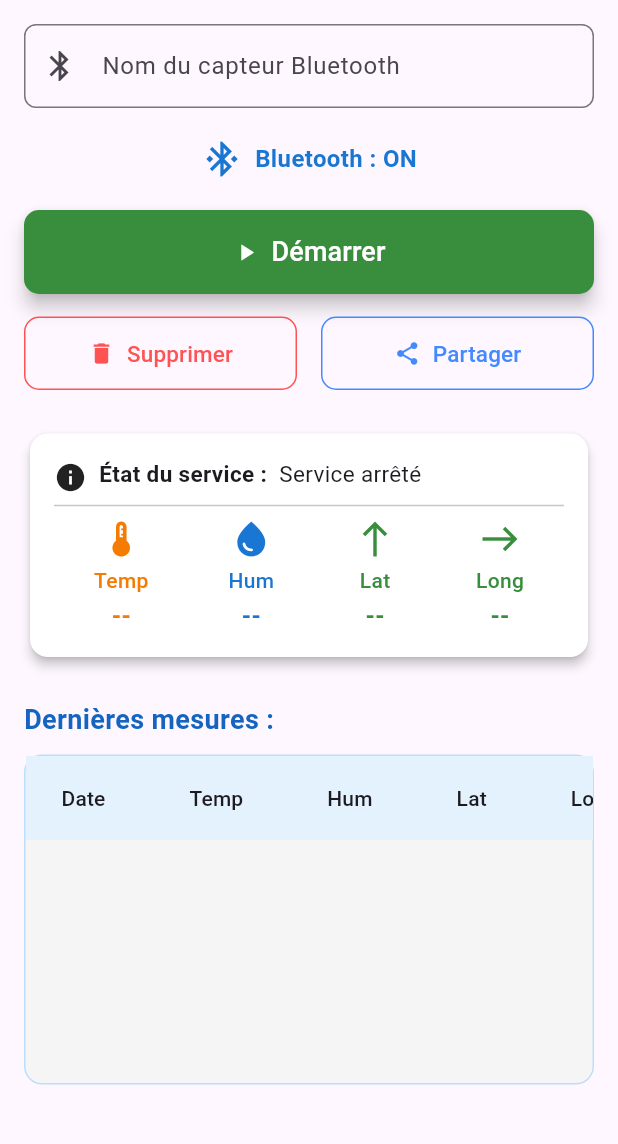
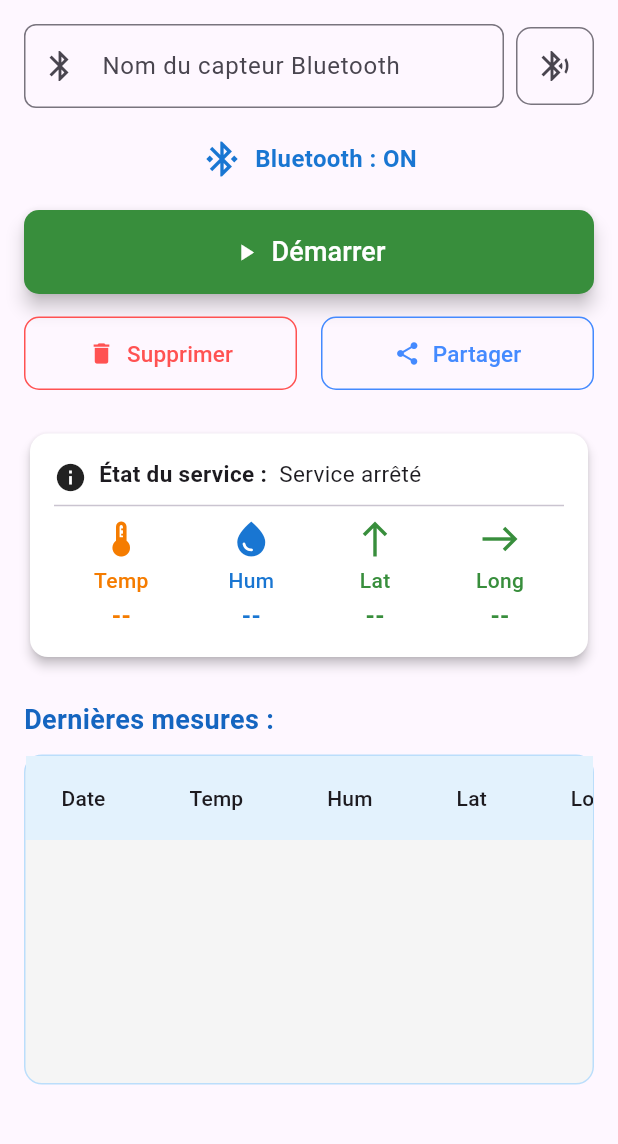
Before and after one commit to Lemap1/VelotClimat, a Flutter app: the screen it shows after launch, on a phone screen of 412 x 824 dp, the part 84-1228 px from its top. Run offline on Flutter 3.47's test engine with Material 3 defaults, Android fonts, the phone set to English and light mode, and no system bars; our stand-ins replace csv, flutter_blue_plus, flutter_local_notifications, fluttertoast, geolocator, permission_handler and 1 more; missing offline and left inert: flutter_background_service.

Commit message:
bluetooth scan added Added a small bluetooth scan button near the sensor name textfield. When clicked, it opens a popup wich scans the bluetooth devices and display the detected devices. On clicked on a device, it starts a connection with it.

```diff
--- a/lib/bluetooth_connector_page.dart
+++ b/lib/bluetooth_connector_page.dart
@@ -6,6 +6,7 @@ import 'package:flutter/material.dart';
 import 'package:flutter_blue_plus/flutter_blue_plus.dart';
 import 'package:permission_handler/permission_handler.dart';
 import 'package:sensor_logging/widgets/bluetooth_indicator.dart';
+import 'package:sensor_logging/widgets/bluetooth_scan_popup.dart';
 import 'package:sensor_logging/widgets/connection_button.dart';
 import 'package:sensor_logging/widgets/delete_files_button.dart';
 import 'package:sensor_logging/utils.dart';
@@ -398,28 +399,45 @@ class _BluetoothConnectorPageState extends State<BluetoothConnectorPage> {
         // Use SingleChildScrollView to prevent content overflow on smaller screens
         padding: const EdgeInsets.all(16.0),
         child: Column(
+          mainAxisSize: MainAxisSize.min, // Use min to fit content
           crossAxisAlignment:
               CrossAxisAlignment.stretch, // Stretch children horizontally
           children: [
-            // Bluetooth Device Name Input Field
-            TextField(
+            Row(
+              mainAxisSize: MainAxisSize.min,
+              mainAxisAlignment: MainAxisAlignment.spaceBetween,
+              children: [
+                Expanded(
+                  child: TextField(
                     controller: _deviceNameController,
-
                     decoration: InputDecoration(
                       labelText: 'Nom du capteur Bluetooth',
                       hintText: 'Nom exact du capteur (ex: VC_SENS_X)',
                       border: OutlineInputBorder(
-                  borderRadius: BorderRadius.circular(
-                    8.0,
-                  ), // Rounded corners for input field
+                        borderRadius: BorderRadius.circular(8.0),
                       ),
-                prefixIcon: const Icon(
-                  Icons.bluetooth,
-                ), // Bluetooth icon prefix
+                      prefixIcon: const Icon(Icons.bluetooth),
                     ),
-              enabled:
-                  !_isServiceRunning, // Disable input when service is active
+                    enabled: !_isServiceRunning,
                   ),
+                ),
+                const SizedBox(width: 8),
+                BluetoothScanPopup(
+                  isRunning: _isServiceRunning,
+                  onDeviceSelected: (device) {
+                    setState(() {
+                      _deviceNameController.text = device.name.isNotEmpty
+                          ? device.name
+                          : device.id.toString();
+                    });
+
+                    _startLogging();
+                  },
+                ),
+              ],
+            ),
+
+            // Bluetooth Device Name Input Field
             const SizedBox(height: 20),
 
             // Bluetooth Status Indicator
--- a/lib/main.dart
+++ b/lib/main.dart
@@ -672,7 +672,10 @@ class MyApp extends StatelessWidget {
   Widget build(BuildContext context) {
     return MaterialApp(
       title: 'VéloClimat',
-      theme: ThemeData(visualDensity: VisualDensity.adaptivePlatformDensity),
+      theme: ThemeData(
+        primarySwatch: Colors.blue,
+        visualDensity: VisualDensity.adaptivePlatformDensity,
+      ),
       home: const BluetoothConnectorPage(), // No csvFilePath needed here
     );
   }
```
Also changed, not shown: lib/widgets/bluetooth_scan_popup.dart (added, +204 -0 lines), lib/widgets/bluetooth_scan_button.dart (added). Lines whose indentation alone changed are shown as unchanged.
